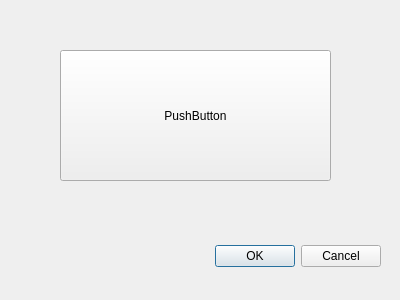
The window that QtWorkoutSelectionWindow.ui (Nicholas-LeBoeuf/WorkoutAppFinal) describes before a commit, drawn with Qt 5.
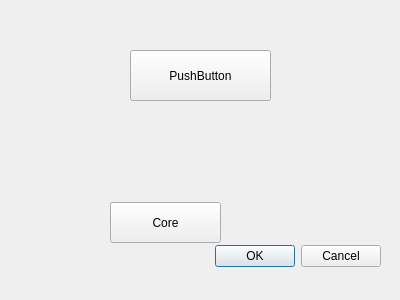
The same window after the commit.

Commit message: Added QtCore.cpp/.h & QtStarterStarter.pro additions

Patch:
```diff
--- a/QtWorkoutSelectionWindow.ui
+++ b/QtWorkoutSelectionWindow.ui
@@ -32,16 +32,29 @@
   <widget class="QPushButton" name="dialogPushButton">
    <property name="geometry">
     <rect>
-     <x>60</x>
+     <x>130</x>
      <y>50</y>
-     <width>271</width>
-     <height>131</height>
+     <width>141</width>
+     <height>51</height>
     </rect>
    </property>
    <property name="text">
     <string>PushButton</string>
    </property>
   </widget>
+  <widget class="QPushButton" name="pushButton">
+   <property name="geometry">
+    <rect>
+     <x>110</x>
+     <y>202</y>
+     <width>111</width>
+     <height>41</height>
+    </rect>
+   </property>
+   <property name="text">
+    <string>Core</string>
+   </property>
+  </widget>
  </widget>
  <resources/>
  <connections>
```
The commit also changes 5 other files.
